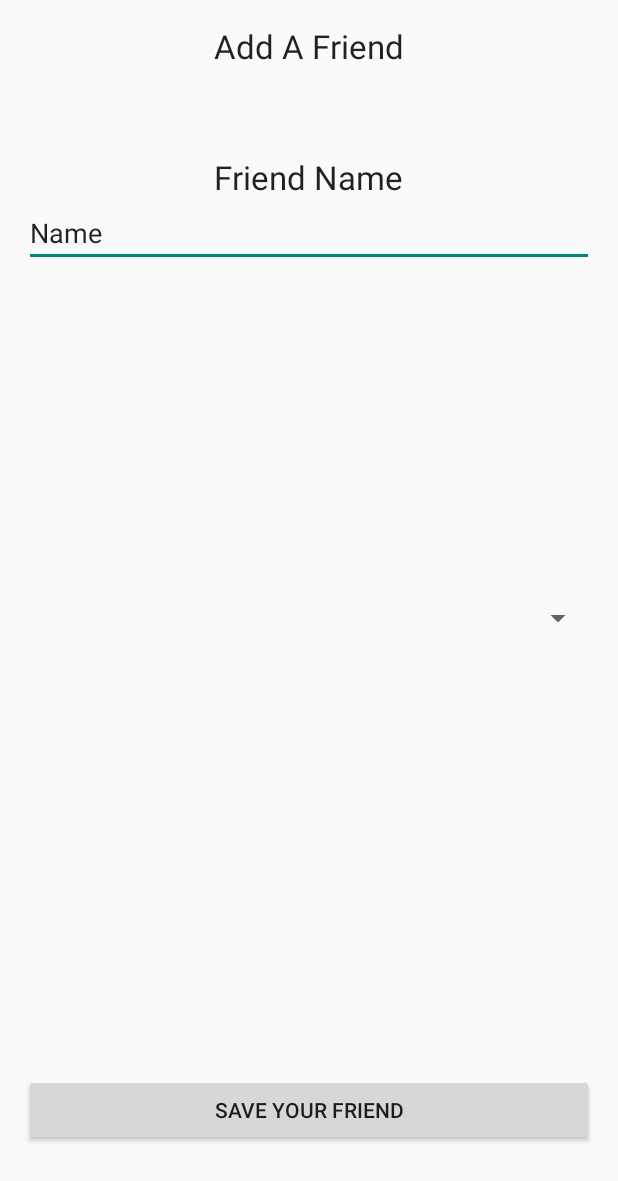
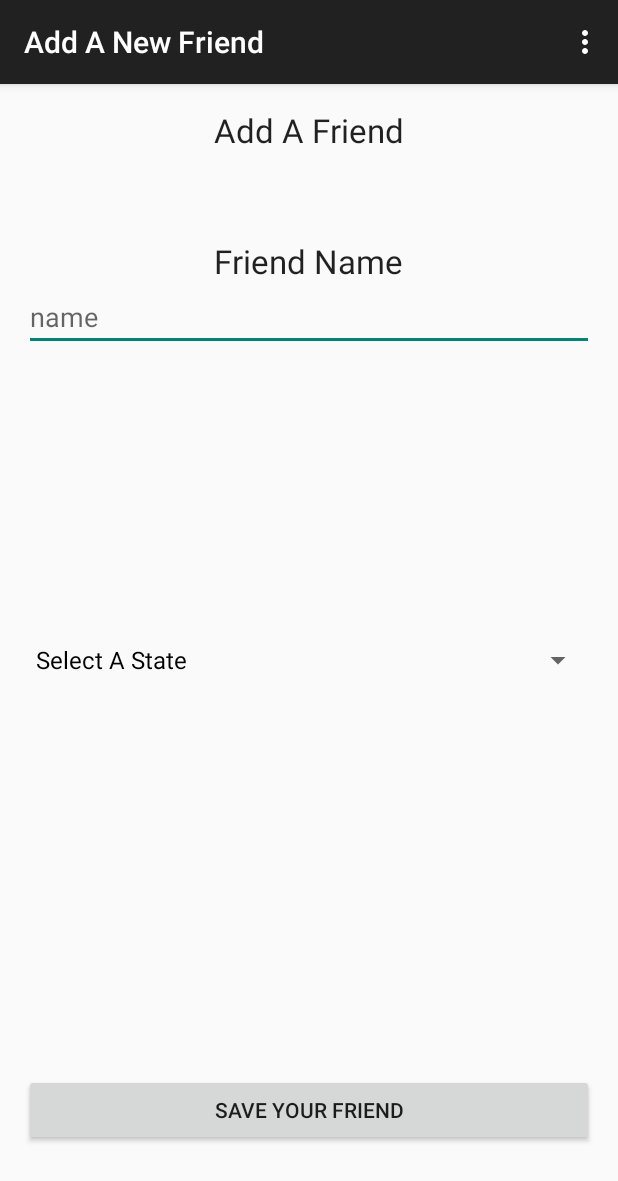
Before and after one commit to grindnmosh/CPMD1501, an Android app: the NewFriendActivity screen opened directly, with no data from a screen before it, on a phone screen of 412 x 824 dp. Shown: the top 1181 px of the screen. Run offline under Robolectric (Android 15) with nearby library versions, the phone set to English and light mode, and no system bars.

Commit message:
setup action bar navigation throughout application. loaded all 50 states to spinner on add new friends which is second data type. Logout from any screen, Only remaining needs at this time are saving the 2 data types to parse, reading them from parse and updating deleting objects.

```diff
--- a/Friends/app/src/main/java/com/grinddesign/friends/LoginActivity.java
+++ b/Friends/app/src/main/java/com/grinddesign/friends/LoginActivity.java
@@ -3,6 +3,7 @@ package com.grinddesign.friends;
 import android.app.Activity;
 import android.content.Intent;
 import android.os.Bundle;
+import android.support.v7.app.ActionBarActivity;
 import android.view.Menu;
 import android.view.MenuItem;
 import android.view.View;
@@ -11,13 +12,12 @@ import android.widget.EditText;
 import android.widget.Toast;
 
 import com.parse.LogInCallback;
-import com.parse.Parse;
 import com.parse.ParseUser;
 import com.parse.SignUpCallback;
 
 
 
-public class LoginActivity extends Activity {
+public class LoginActivity extends ActionBarActivity {
 
     Button signin;
     Button signup;
@@ -30,7 +30,7 @@ public class LoginActivity extends Activity {
     protected void onCreate(Bundle savedInstanceState) {
         super.onCreate(savedInstanceState);
         setContentView(R.layout.activity_login);
-        // Enable Local Datastore.
+
 
 
         //Test successful
--- a/Friends/app/src/main/java/com/grinddesign/friends/MainActivity.java
+++ b/Friends/app/src/main/java/com/grinddesign/friends/MainActivity.java
@@ -3,6 +3,7 @@ package com.grinddesign.friends;
 import android.app.Activity;
 import android.content.Intent;
 import android.os.Bundle;
+import android.support.v7.app.ActionBarActivity;
 
 import com.parse.Parse;
 import com.parse.ParseACL;
@@ -10,7 +11,7 @@ import com.parse.ParseAnonymousUtils;
 import com.parse.ParseUser;
 
 
-public class MainActivity extends Activity {
+public class MainActivity extends ActionBarActivity {
 
 
     @Override
--- a/Friends/app/src/main/java/com/grinddesign/friends/NewFriendActivity.java
+++ b/Friends/app/src/main/java/com/grinddesign/friends/NewFriendActivity.java
@@ -1,18 +1,31 @@
 package com.grinddesign.friends;
 
 import android.app.Activity;
+import android.content.Intent;
 import android.support.v7.app.ActionBarActivity;
 import android.os.Bundle;
 import android.view.Menu;
 import android.view.MenuItem;
+import android.widget.ArrayAdapter;
+import android.widget.Spinner;
+
+import com.parse.ParseUser;
 
 
-public class NewFriendActivity extends Activity {
+public class NewFriendActivity extends ActionBarActivity {
 
+    String[] states;
     @Override
     protected void onCreate(Bundle savedInstanceState) {
         super.onCreate(savedInstanceState);
         setContentView(R.layout.activity_newfriend);
+
+        Spinner s = (Spinner) findViewById(R.id.spinner);
+        states = getResources().getStringArray(R.array.states);
+
+        ArrayAdapter<String> statesAdapter = new ArrayAdapter<String>(this, android.R.layout.simple_spinner_dropdown_item, states);
+
+        s.setAdapter(statesAdapter);
     }
 
 
@@ -31,8 +44,15 @@ public class NewFriendActivity extends Activity {
         int id = item.getItemId();
 
         //noinspection SimplifiableIfStatement
-        if (id == R.id.action_settings) {
-            return true;
+        if (id == R.id.back) {
+            Intent addnew = new Intent(this, FriendListActivity.class);
+            this.startActivity(addnew);
+        }
+        else if (id == R.id.logout) {
+            ParseUser.logOut();
+            Intent logout = new Intent(this, LoginActivity.class);
+            this.startActivity(logout);
+            finish();
         }
 
         return super.onOptionsItemSelected(item);
--- a/Friends/app/src/main/res/layout/activity_newfriend.xml
+++ b/Friends/app/src/main/res/layout/activity_newfriend.xml
@@ -29,11 +29,11 @@
         android:layout_width="fill_parent"
         android:layout_height="wrap_content"
         android:inputType="textPersonName"
-        android:text="Name"
         android:ems="10"
-        android:id="@+id/editText3"
+        android:id="@+id/friend"
         android:layout_below="@+id/textView5"
-        android:layout_centerHorizontal="true" />
+        android:layout_centerHorizontal="true"
+        android:hint="name" />
 
     <Spinner
         android:layout_width="fill_parent"
--- a/Friends/app/src/main/res/menu/menu_friendlist.xml
+++ b/Friends/app/src/main/res/menu/menu_friendlist.xml
@@ -2,6 +2,8 @@
     xmlns:app="http://schemas.android.com/apk/res-auto"
     xmlns:tools="http://schemas.android.com/tools"
     tools:context="com.grinddesign.friends.FriendListActivity">
-    <item android:id="@+id/action_settings" android:title="@string/action_settings"
+    <item android:id="@+id/add" android:title="@string/add"
         android:orderInCategory="100" app:showAsAction="never" />
+    <item android:id="@+id/logout" android:title="@string/logout"
+    android:orderInCategory="100" app:showAsAction="never" />
 </menu>
--- a/Friends/app/src/main/res/menu/menu_newfriend.xml
+++ b/Friends/app/src/main/res/menu/menu_newfriend.xml
@@ -2,6 +2,8 @@
     xmlns:app="http://schemas.android.com/apk/res-auto"
     xmlns:tools="http://schemas.android.com/tools"
     tools:context="com.grinddesign.friends.NewFriendActivity">
-    <item android:id="@+id/action_settings" android:title="@string/action_settings"
+    <item android:id="@+id/back" android:title="@string/back"
+        android:orderInCategory="100" app:showAsAction="never" />
+    <item android:id="@+id/logout" android:title="@string/logout"
         android:orderInCategory="100" app:showAsAction="never" />
 </menu>
--- a/Friends/app/src/main/res/values/strings.xml
+++ b/Friends/app/src/main/res/values/strings.xml
@@ -4,8 +4,65 @@
     <string name="app_name">Friends</string>
     <string name="hello_world">Hello world!</string>
     <string name="action_settings">Settings</string>
-    <string name="title_activity_new_friend">NewFriendActivity</string>
-    <string name="title_activity_friend_list">FriendListActivity</string>
-    <string name="title_activity_main">MainActivity</string>
+    <string name="title_activity_new_friend">Add A New Friend</string>
+    <string name="title_activity_friend_list">Friend List</string>
+    <string name="title_activity_main">Real Friends</string>
+    <string name="add">Add Friend</string>
+    <string name="back">Return to Friends</string>
+    <string name="logout">LOGOUT</string>
+
+    <string-array name="states">
+        <item >Select A State</item>
+        <item >Alabama</item>
+        <item >Alaska</item>
+        <item >Arizona</item>
+        <item >Arkansas</item>
+        <item >California</item>
+        <item >Colorado</item>
+        <item >Connecticut</item>
+        <item >Deleware</item>
+        <item >Florida</item>
+        <item >Georgia</item>
+        <item >Hawaii</item>
+        <item >Idaho</item>
+        <item >Illinois</item>
+        <item >Indiana</item>
+        <item >Iowa</item>
+        <item >Kansa</item>
+        <item >Kentucky</item>
+        <item >Louisiana</item>
+        <item >Maine</item>
+        <item >Maryland</item>
+        <item >Massachusetts</item>
+        <item >Michigan</item>
+        <item >Minnesota</item>
+        <item >Mississippi</item>
+        <item >Missouri</item>
+        <item >Montana</item>
+        <item >Nebraska</item>
+        <item >Nevada</item>
+        <item >New Hampshire</item>
+        <item >New Jersey</item>
+        <item >New Mexico</item>
+        <item >New York</item>
+        <item >North Carolina</item>
+        <item >North Dakota</item>
+        <item >Ohio</item>
+        <item >Oklahoma</item>
+        <item >Oregon</item>
+        <item >Pennsylvania</item>
+        <item >Rhode Island</item>
+        <item >South Carolina</item>
+        <item >South Dakota</item>
+        <item >Tennessee</item>
+        <item >Texas</item>
+        <item >Utah</item>
+        <item >Vermont</item>
+        <item >Virginia</item>
+        <item >Washington</item>
+        <item >West Virginia</item>
+        <item >Wisconsin</item>
+        <item >Wyoming</item>
+    </string-array>
 
 </resources>
```
Also changed, not shown: Friends/app/src/main/java/com/grinddesign/friends/FriendListActivity.java (+13 -3 lines), Friends/app/src/main/res/layout/activity_friendlist.xml (+4 -3 lines).
